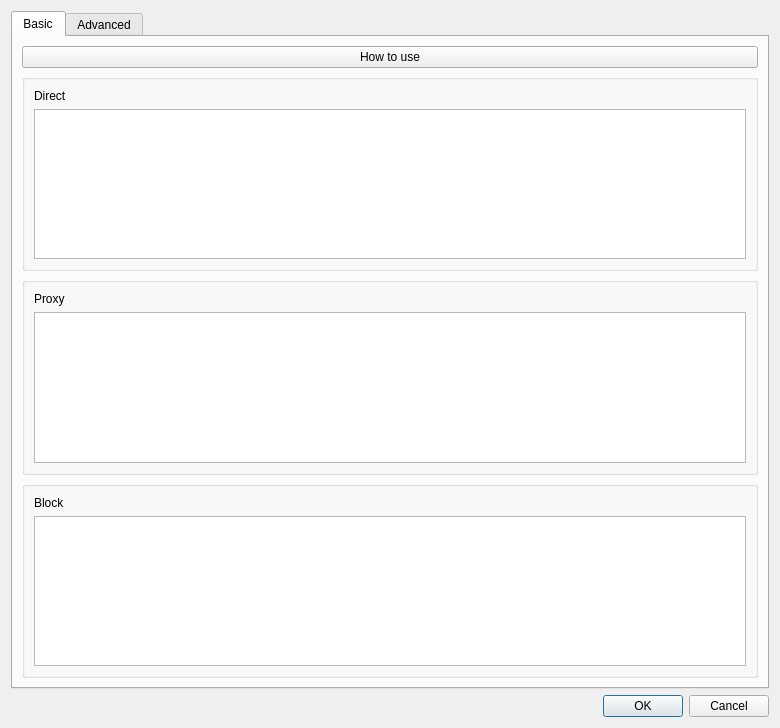
shengmo0210/Throne, file include/ui/setting/RouteItem.ui: the form before one commit.
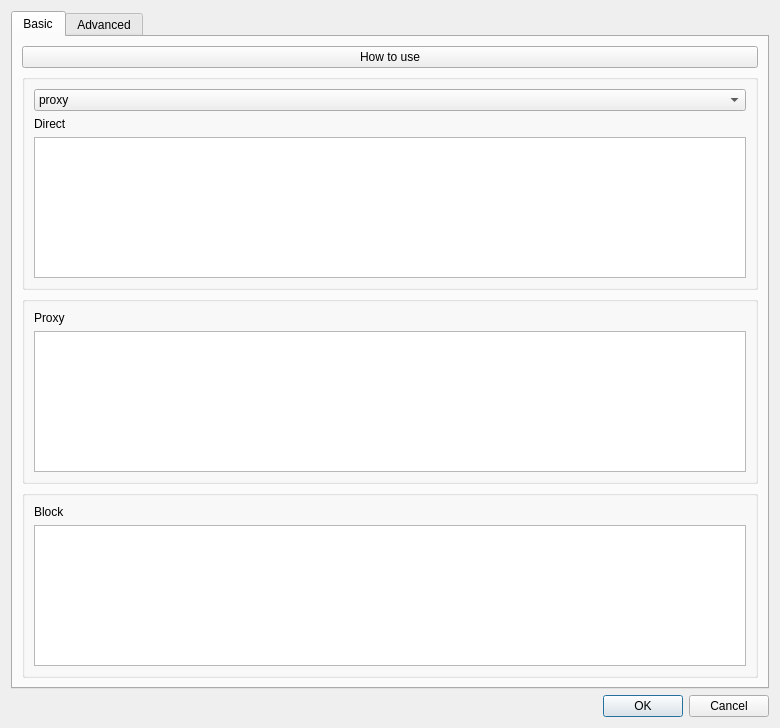
The form after the commit.

Diff of the .ui file:
```diff
--- a/include/ui/setting/RouteItem.ui
+++ b/include/ui/setting/RouteItem.ui
@@ -34,6 +34,20 @@
        <item>
         <widget class="QGroupBox" name="simple_direct_box">
          <layout class="QVBoxLayout" name="verticalLayout_6">
+          <item>
+           <widget class="QComboBox" name="def_out">
+            <item>
+             <property name="text">
+              <string>proxy</string>
+             </property>
+            </item>
+            <item>
+             <property name="text">
+              <string>direct</string>
+             </property>
+            </item>
+           </widget>
+          </item>
           <item>
            <widget class="QLabel" name="label">
             <property name="text">
```
